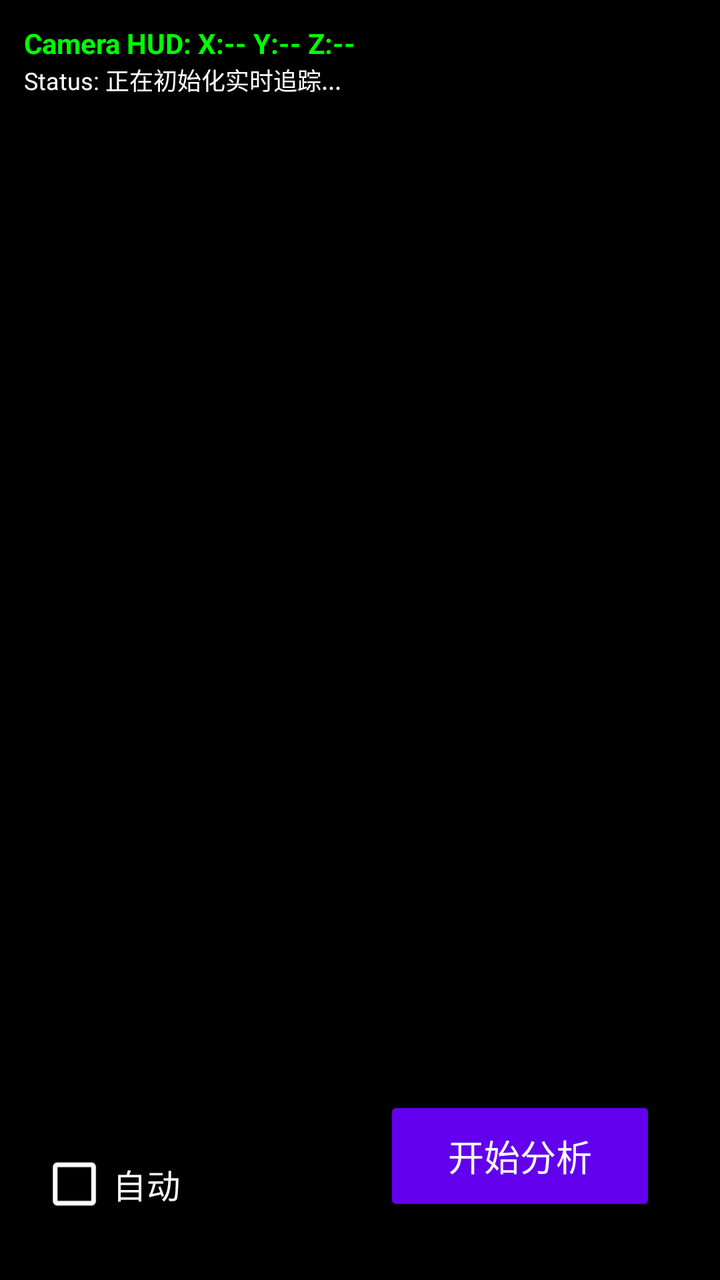
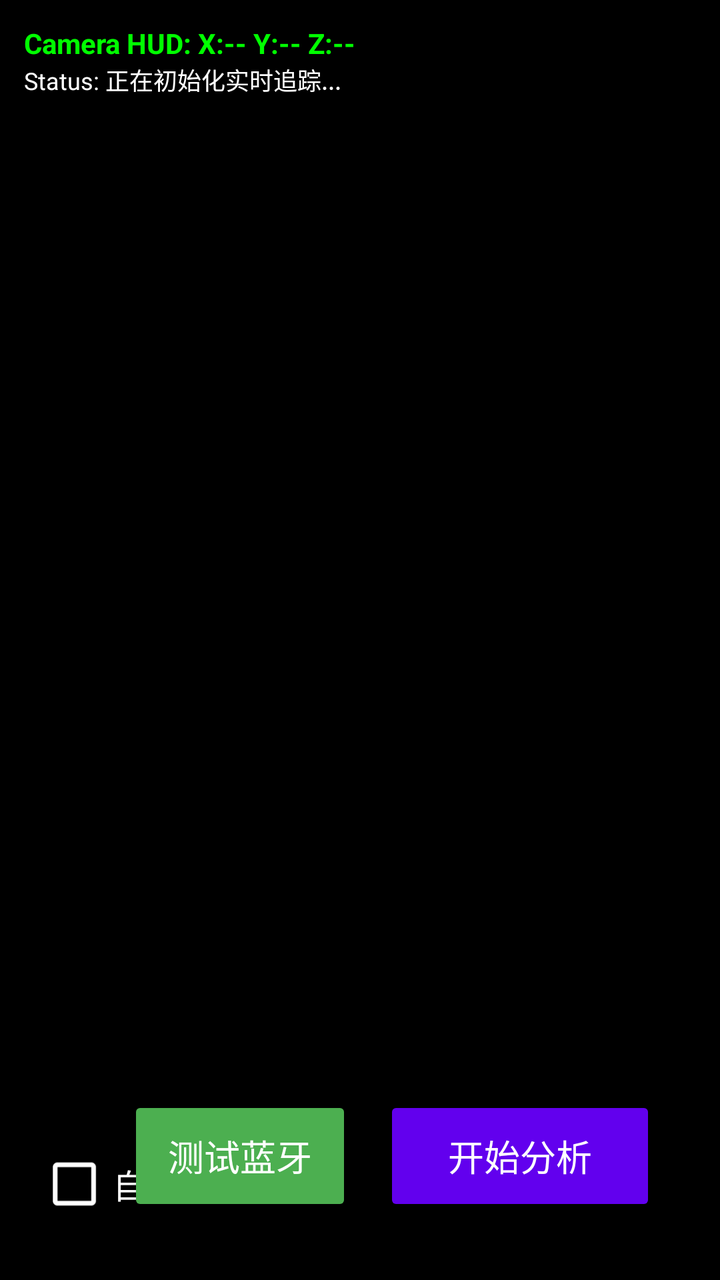

Compare the two renders of this Android layout. The source of the first and the diff that turns it into the second are given below.
<!-- AndroidManifest.xml: activity theme Theme.AppCompat.Light.DarkActionBar -->
<!-- res/layout/activity_main.xml -->
<?xml version="1.0" encoding="utf-8"?>
<androidx.constraintlayout.widget.ConstraintLayout xmlns:android="http://schemas.android.com/apk/res/android"
    xmlns:app="http://schemas.android.com/apk/res-auto"
    xmlns:tools="http://schemas.android.com/tools"
    android:id="@+id/main_root"
    android:layout_width="match_parent"
    android:layout_height="match_parent"
    android:background="@android:color/black"
    tools:context=".MainActivity">

    <TextureView
        android:id="@+id/textureView"
        android:layout_width="0dp"
        android:layout_height="0dp"
        app:layout_constraintTop_toTopOf="parent"
        app:layout_constraintBottom_toBottomOf="parent"
        app:layout_constraintStart_toStartOf="parent"
        app:layout_constraintEnd_toEndOf="parent" />

    <com.example.asparagusclassifier.ui.OverlayView
        android:id="@+id/overlayView"
        android:layout_width="0dp"
        android:layout_height="0dp"
        android:visibility="gone"
        app:layout_constraintTop_toTopOf="@+id/textureView"
        app:layout_constraintBottom_toBottomOf="@+id/textureView"
        app:layout_constraintStart_toStartOf="@+id/textureView"
        app:layout_constraintEnd_toEndOf="@+id/textureView" />

    <Button
        android:id="@+id/btnCapture"
        android:layout_width="wrap_content"
        android:layout_height="60dp"
        android:layout_marginBottom="32dp"
        android:layout_marginEnd="32dp"
        android:text="开始分析"
        android:textSize="18sp"
        android:paddingStart="32dp"
        android:paddingEnd="32dp"
        android:backgroundTint="#6200EE"
        android:textColor="@android:color/white"
        android:elevation="8dp"
        app:layout_constraintBottom_toBottomOf="parent"
        app:layout_constraintEnd_toEndOf="parent" />

    <CheckBox
        android:id="@+id/cbAuto"
        android:layout_width="wrap_content"
        android:layout_height="wrap_content"
        android:layout_marginStart="24dp"
        android:layout_marginBottom="32dp"
        android:text="自动"
        android:textColor="@android:color/white"
        android:buttonTint="@android:color/white"
        android:scaleX="1.2"
        android:scaleY="1.2"
        app:layout_constraintBottom_toBottomOf="parent"
        app:layout_constraintStart_toStartOf="parent" />

    <LinearLayout
        android:id="@+id/layoutHUD"
        android:layout_width="match_parent"
        android:layout_height="wrap_content"
        android:orientation="vertical"
        android:background="#66000000"
        android:padding="12dp"
        app:layout_constraintTop_toTopOf="parent">
        
        <TextView
            android:id="@+id/tvHUDPose"
            android:layout_width="wrap_content"
            android:layout_height="wrap_content"
            android:text="Camera HUD: X:-- Y:-- Z:--"
            android:textColor="#00FF00"
            android:textSize="14sp"
            android:textStyle="bold" />
            
        <TextView
            android:id="@+id/tvHUDStatus"
            android:layout_width="wrap_content"
            android:layout_height="wrap_content"
            android:text="Status: 正在初始化实时追踪..."
            android:textColor="@android:color/white"
            android:textSize="12sp" />
    </LinearLayout>

    <androidx.constraintlayout.widget.ConstraintLayout
        android:id="@+id/layoutResult"
        android:layout_width="wrap_content"
        android:layout_height="wrap_content"
        android:layout_margin="16dp"
        android:background="#88000000"
        android:padding="4dp"
        android:visibility="gone"
        app:layout_constraintTop_toTopOf="parent"
        app:layout_constraintEnd_toEndOf="parent">

        <Button
            android:id="@+id/btnShowDiag"
            android:layout_width="wrap_content"
            android:layout_height="36dp"
            android:layout_marginEnd="8dp"
            android:text="详细诊断"
            android:textSize="12sp"
            android:backgroundTint="#FF9800"
            android:textColor="@android:color/white"
            android:paddingStart="8dp"
            android:paddingEnd="8dp"
            app:layout_constraintTop_toTopOf="parent"
            app:layout_constraintEnd_toStartOf="@+id/btnCloseResult"
            app:layout_constraintBottom_toBottomOf="@+id/btnCloseResult" />

        <ImageButton
            android:id="@+id/btnCloseResult"
            android:layout_width="36dp"
            android:layout_height="36dp"
            android:padding="8dp"
            android:background="?android:attr/selectableItemBackgroundBorderless"
            android:src="@android:drawable/ic_menu_close_clear_cancel"
            android:scaleType="fitCenter"
            app:tint="@android:color/white"
            app:layout_constraintTop_toTopOf="parent"
            app:layout_constraintEnd_toEndOf="parent" />

        <TextView
            android:id="@+id/tvResult"
            android:layout_width="wrap_content"
            android:layout_height="wrap_content"
            android:padding="8dp"
            android:textColor="@android:color/white"
            android:textSize="18sp"
            android:textStyle="bold"
            app:layout_constraintTop_toBottomOf="@+id/btnCloseResult"
            app:layout_constraintEnd_toEndOf="parent"
            app:layout_constraintStart_toStartOf="parent" />

    </androidx.constraintlayout.widget.ConstraintLayout>

</androidx.constraintlayout.widget.ConstraintLayout>
<!-- resources referenced by this layout -->
<resources>

</resources>

<!-- the commit's change to res/layout/activity_main.xml (unified diff, before → after) -->
@@ -26,6 +26,22 @@
         app:layout_constraintBottom_toBottomOf="@+id/textureView"
         app:layout_constraintStart_toStartOf="@+id/textureView"
         app:layout_constraintEnd_toEndOf="@+id/textureView" />
+
+    <Button
+        android:id="@+id/btnBleTest"
+        android:layout_width="wrap_content"
+        android:layout_height="60dp"
+        android:layout_marginBottom="32dp"
+        android:layout_marginEnd="16dp"
+        android:text="测试蓝牙"
+        android:textSize="18sp"
+        android:paddingStart="20dp"
+        android:paddingEnd="20dp"
+        android:backgroundTint="#4CAF50"
+        android:textColor="@android:color/white"
+        android:elevation="8dp"
+        app:layout_constraintBottom_toBottomOf="parent"
+        app:layout_constraintEnd_toStartOf="@+id/btnCapture" />
 
     <Button
         android:id="@+id/btnCapture"
